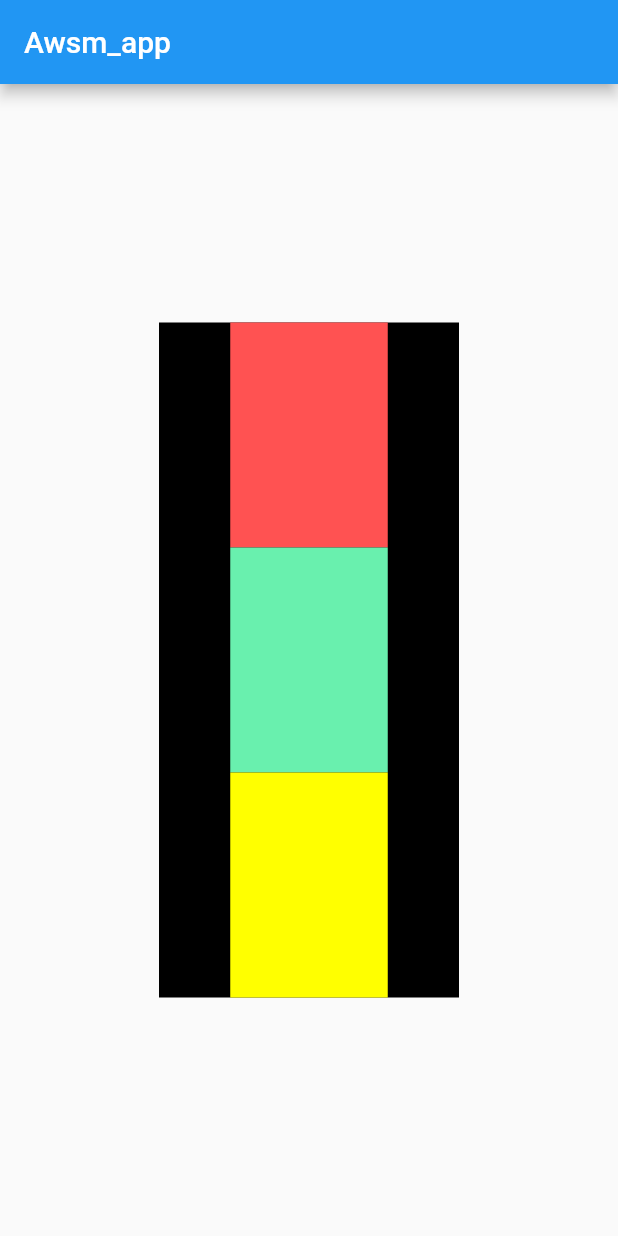
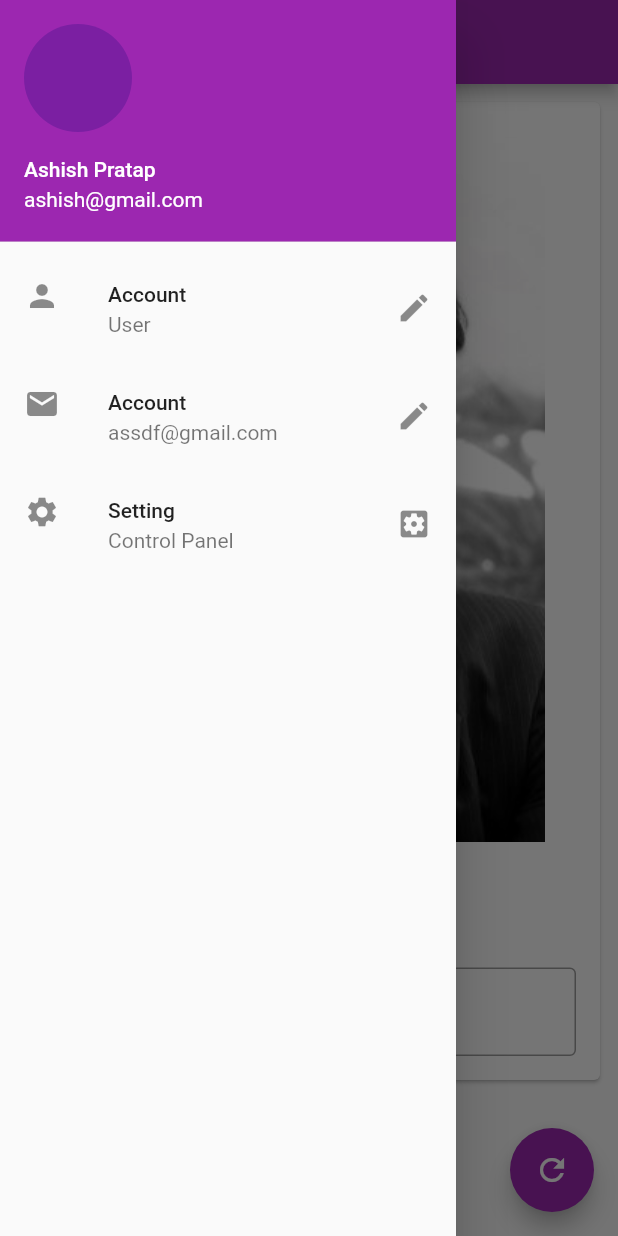
Before and after one commit to AP8953/Awsm_app, a Flutter app: the screen it shows after launch, with the side drawer open (before the commit the screen has no drawer), on a phone screen of 412 x 824 dp. Run offline on Flutter 3.47's test engine with Material 2 defaults, Android fonts, the phone set to English and light mode, and no system bars.

Commit message:
initial commit

```diff
--- a/lib/main.dart
+++ b/lib/main.dart
@@ -1,47 +1,110 @@
+// ignore: avoid_web_libraries_in_flutter
+
 import 'package:flutter/material.dart';
 
 void main() {
-  runApp(MaterialApp(title: "Application", home: Homepage()));
+  runApp(
+    MaterialApp(
+      title: "Application",
+      home: Homepage(),
+      theme: ThemeData(
+        primarySwatch: Colors.purple,
+      ),
+    ),
+  );
 }
 
-class Homepage extends StatelessWidget {
+class Homepage extends StatefulWidget {
+  @override
+  _HomepageState createState() => _HomepageState();
+}
+
+class _HomepageState extends State<Homepage> {
+  TextEditingController _nameController = TextEditingController();
+  var myText = "Change Me";
+  @override
+  void initState() {
+    super.initState();
+  }
+
   @override
   Widget build(BuildContext context) {
     return Scaffold(
-        appBar: AppBar(
-          title: Text("Awsm_app"),
-        ),
-        body: Align(
-          alignment: Alignment.center,
-          child: Container(
-            color: Colors.black,
-            width: 200,
-            height: 450,
+      appBar: AppBar(
+        title: Text("Awsm_app"),
+      ),
+      body: Padding(
+        padding: const EdgeInsets.all(8.0),
+        child: SingleChildScrollView(
+          child: Card(
             child: Column(
-              mainAxisAlignment: MainAxisAlignment.spaceEvenly,
-              crossAxisAlignment: CrossAxisAlignment.center,
               children: <Widget>[
-                Container(
-                  padding: EdgeInsets.all(10),
-                  width: 105,
-                  height: 150,
-                  color: Colors.redAccent,
+                Image.asset(
+                  "assets/IMG20200215143013-01.jpeg",
+                  fit: BoxFit.cover,
                 ),
-                Container(
-                  padding: EdgeInsets.all(10),
-                  width: 105,
-                  height: 150,
-                  color: Colors.greenAccent,
+                SizedBox(
+                  height: 20,
                 ),
-                Container(
-                  padding: EdgeInsets.all(10),
-                  width: 105,
-                  height: 150,
-                  color: Colors.yellowAccent,
+                Text(
+                  myText,
+                  style: TextStyle(fontSize: 24),
                 ),
+                SizedBox(
+                  height: 20,
+                ),
+                Padding(
+                  padding: const EdgeInsets.all(16.0),
+                  child: TextField(
+                    controller: _nameController,
+                    keyboardType: TextInputType.number,
+                    decoration: InputDecoration(
+                        border: OutlineInputBorder(),
+                        hintText: "ENTER Something",
+                        labelText: "Name"),
+                  ),
+                )
               ],
             ),
           ),
-        ));
+        ),
+      ),
+      drawer: Drawer(
+        child: ListView(
+          padding: EdgeInsets.zero,
+          children: [
+            UserAccountsDrawerHeader(
+                accountName: Text("Ashish Pratap"),
+                accountEmail: Text("ashish@gmail.com"),
+                currentAccountPicture: CircleAvatar()),
+            ListTile(
+              leading: Icon(Icons.person),
+              title: Text("Account"),
+              subtitle: Text("User"),
+              trailing: Icon(Icons.edit),
+            ),
+            ListTile(
+              leading: Icon(Icons.email),
+              title: Text("Account"),
+              subtitle: Text("assdf@gmail.com"),
+              trailing: Icon(Icons.edit),
+            ),
+            ListTile(
+              leading: Icon(Icons.settings),
+              title: Text("Setting"),
+              subtitle: Text("Control Panel"),
+              trailing: Icon(Icons.settings_applications),
+            )
+          ],
+        ),
+      ),
+      floatingActionButton: FloatingActionButton(
+        onPressed: () {
+          myText = _nameController.text;
+          setState(() {});
+        },
+        child: Icon(Icons.refresh),
+      ),
+    );
   }
 }
--- a/pubspec.yaml
+++ b/pubspec.yaml
@@ -45,8 +45,8 @@ flutter:
   uses-material-design: true
 
   # To add assets to your application, add an assets section, like this:
-  # assets:
-  #   - images/a_dot_burr.jpeg
+  assets:
+     - assets/
   #   - images/a_dot_ham.jpeg
 
   # An image asset can refer to one or more resolution-specific "variants", see
```
Also changed, not shown: assets/IMG20200215143013-01.jpeg (added), 1 other file.
